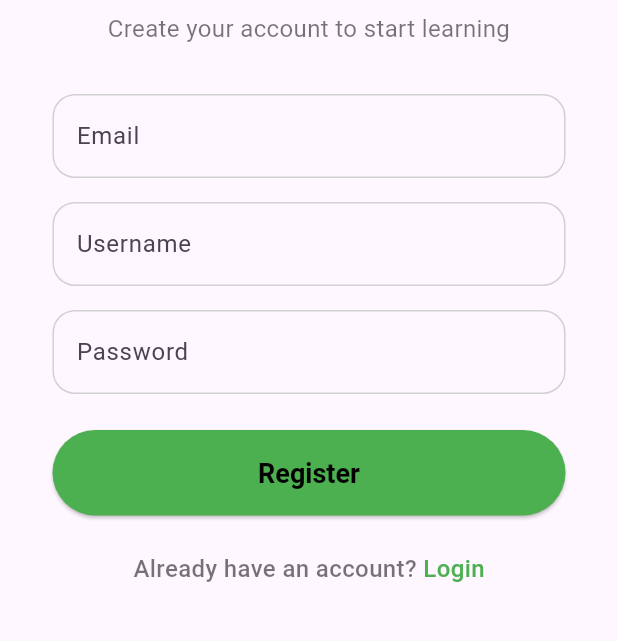
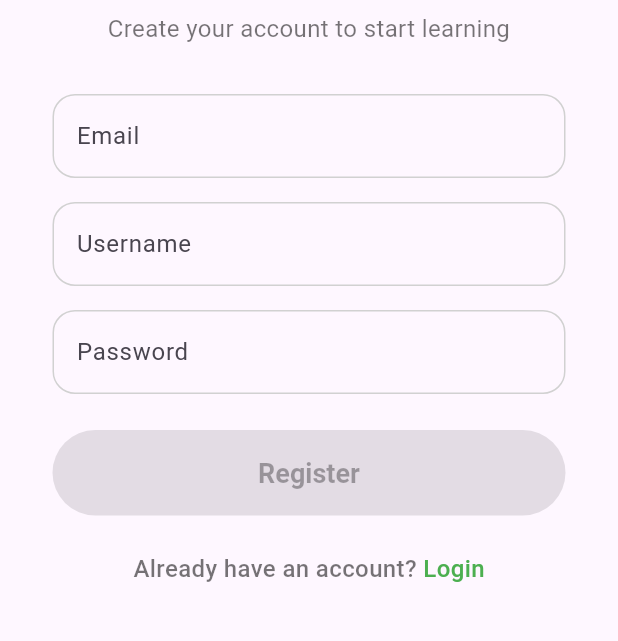
Before and after one commit to luthfiren/ankey, a Flutter app: the screen it shows after launch, after a tap on "Register", on a phone screen of 412 x 824 dp, the part 525-1166 px from its top. Run offline on Flutter 3.47's test engine with Material 3 defaults, Android fonts, the phone set to English and light mode, and no system bars; our stand-ins replace image_picker; network calls fail.

```diff
--- a/lib/home.dart
+++ b/lib/home.dart
@@ -234,7 +234,7 @@ class _HomePageState extends State<HomePage> {
                   mainAxisAlignment: MainAxisAlignment.spaceBetween,
                   children: [
                     Text(
-                      'Recent Files',
+                      'Deck List',
                       style: TextStyle(fontSize: 18, fontWeight: FontWeight.bold, color: mainGreen),
                     ),
                     IconButton(
@@ -276,6 +276,7 @@ class _HomePageState extends State<HomePage> {
                                       title: deck['title'],
                                       flashcards: (deck['flashcards'] as List).cast<Map<String, dynamic>>(),
                                       duration: 1,
+                                      deckId: deck['deck_id'], // <-- Add this
                                     ),
                                   ),
                                 );
--- a/lib/main.dart
+++ b/lib/main.dart
@@ -145,19 +145,6 @@ class _LoginPageState extends State<LoginPage> {
                         fillColor: Colors.transparent,
                       ),
                     ),
-                    Align(
-                      alignment: Alignment.centerRight,
-                      child: Padding(
-                        padding: const EdgeInsets.only(top: 8.0, right: 4.0),
-                        child: Text(
-                          'Forgot Password?',
-                          style: TextStyle(
-                            color: Colors.green,
-                            fontWeight: FontWeight.w500,
-                          ),
-                        ),
-                      ),
-                    ),
                     const SizedBox(height: 24),
                     SizedBox(
                       width: double.infinity,
--- a/lib/register.dart
+++ b/lib/register.dart
@@ -17,6 +17,13 @@ class _RegisterPageState extends State<RegisterPage> {
   final TextEditingController _passwordController = TextEditingController();
   bool _isLoading = false;
   int? registeredUserId;
+
+  bool get _isFormFilled =>
+      _emailController.text.isNotEmpty &&
+      _usernameController.text.isNotEmpty &&
+      _passwordController.text.isNotEmpty;
+
+  void _onFieldChanged(String _) => setState(() {});
 
   void _register() async {
     setState(() => _isLoading = true);
@@ -91,6 +98,7 @@ class _RegisterPageState extends State<RegisterPage> {
                     const SizedBox(height: 32),
                     TextField(
                       controller: _emailController,
+                      onChanged: _onFieldChanged,
                       decoration: const InputDecoration(
                         hintText: 'Email',
                         border: OutlineInputBorder(
@@ -111,6 +119,7 @@ class _RegisterPageState extends State<RegisterPage> {
                     const SizedBox(height: 16),
                     TextField(
                       controller: _usernameController,
+                      onChanged: _onFieldChanged,
                       decoration: const InputDecoration(
                         hintText: 'Username',
                         border: OutlineInputBorder(
@@ -131,6 +140,7 @@ class _RegisterPageState extends State<RegisterPage> {
                     const SizedBox(height: 16),
                     TextField(
                       controller: _passwordController,
+                      onChanged: _onFieldChanged,
                       obscureText: true,
                       decoration: const InputDecoration(
                         hintText: 'Password',
@@ -159,7 +169,7 @@ class _RegisterPageState extends State<RegisterPage> {
                           textStyle: const TextStyle(fontSize: 18, fontWeight: FontWeight.bold),
                           foregroundColor: Colors.black,
                         ),
-                        onPressed: _isLoading ? null : _register,
+                        onPressed: (_isLoading || !_isFormFilled) ? null : _register,
                         child: _isLoading
                             ? const CircularProgressIndicator(color: Colors.white)
                             : const Text('Register'),
```
Also changed, not shown: lib/review.dart (+4 -3 lines).
